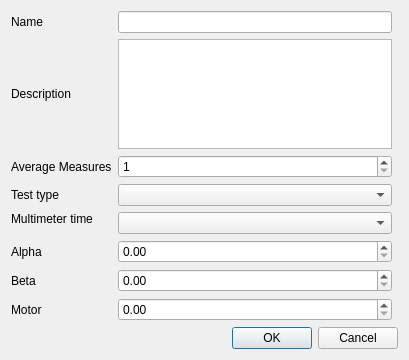
Qt form zeropreferences.ui (froque/AeroIST) before a commit.
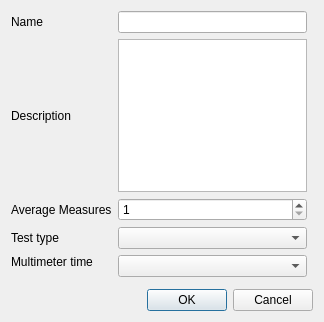
The same form after that commit.

Commit message: Zeromodel is now general. changes to zerodetails, zeropreferences, xml schema removed struct measure added zero methods to variable interfaces

Diff of the .ui file:
```diff
--- a/zeropreferences.ui
+++ b/zeropreferences.ui
@@ -6,8 +6,8 @@
    <rect>
     <x>0</x>
     <y>0</y>
-    <width>409</width>
-    <height>360</height>
+    <width>324</width>
+    <height>322</height>
    </rect>
   </property>
   <property name="maximumSize">
@@ -30,56 +30,65 @@
    <item row="0" column="1">
     <widget class="QLineEdit" name="edit_name"/>
    </item>
-   <item row="1" column="0">
-    <widget class="QLabel" name="label">
-     <property name="text">
-      <string>Description</string>
+   <item row="1" column="1">
+    <widget class="QPlainTextEdit" name="plainTextEdit">
+     <property name="maximumSize">
+      <size>
+       <width>400</width>
+       <height>300</height>
+      </size>
+     </property>
+     <property name="tabChangesFocus">
+      <bool>true</bool>
      </property>
     </widget>
    </item>
-   <item row="2" column="0">
+   <item row="3" column="0">
     <widget class="QLabel" name="labelAverage">
      <property name="text">
       <string>Average Measures</string>
      </property>
     </widget>
    </item>
-   <item row="2" column="1">
+   <item row="3" column="1">
     <widget class="QSpinBox" name="spinBoxAverage">
      <property name="minimum">
       <number>1</number>
      </property>
     </widget>
    </item>
-   <item row="3" column="0">
+   <item row="4" column="0">
     <widget class="QLabel" name="labelMatrix">
      <property name="text">
       <string>Test type</string>
      </property>
     </widget>
    </item>
-   <item row="3" column="1">
+   <item row="4" column="1">
     <widget class="QComboBox" name="combo_matrix">
      <property name="toolTip">
       <string>The type of test being made. Either in  midle section or bottom of the section</string>
      </property>
     </widget>
    </item>
-   <item row="4" column="0">
+   <item row="5" column="0">
     <widget class="QLabel" name="labelDVMTime">
      <property name="text">
       <string>Multimeter time</string>
      </property>
     </widget>
    </item>
-   <item row="4" column="1" rowspan="2">
+   <item row="5" column="1" rowspan="2">
     <widget class="QComboBox" name="combo_dvm_time">
      <property name="currentIndex">
       <number>-1</number>
      </property>
     </widget>
    </item>
-   <item row="9" column="0" rowspan="2" colspan="3">
+   <item row="7" column="0">
+    <widget class="QWidget" name="widget" native="true"/>
+   </item>
+   <item row="8" column="0" rowspan="2" colspan="3">
     <widget class="QDialogButtonBox" name="buttonBox">
      <property name="orientation">
       <enum>Qt::Horizontal</enum>
@@ -89,46 +98,10 @@
      </property>
     </widget>
    </item>
-   <item row="6" column="1">
-    <widget class="QDoubleSpinBox" name="doubleSpinBoxAlpha"/>
-   </item>
-   <item row="6" column="0">
-    <widget class="QLabel" name="labelAlpha">
+   <item row="1" column="0">
+    <widget class="QLabel" name="label">
      <property name="text">
-      <string>Alpha</string>
-     </property>
-    </widget>
-   </item>
-   <item row="7" column="0">
-    <widget class="QLabel" name="labelBeta">
-     <property name="text">
-      <string>Beta</string>
-     </property>
-    </widget>
-   </item>
-   <item row="8" column="0">
-    <widget class="QLabel" name="labelMotor">
-     <property name="text">
-      <string>Motor</string>
-     </property>
-    </widget>
-   </item>
-   <item row="7" column="1">
-    <widget class="QDoubleSpinBox" name="doubleSpinBoxBeta"/>
-   </item>
-   <item row="8" column="1">
-    <widget class="QDoubleSpinBox" name="doubleSpinBoxMotor"/>
-   </item>
-   <item row="1" column="1">
-    <widget class="QPlainTextEdit" name="plainTextEdit">
-     <property name="maximumSize">
-      <size>
-       <width>400</width>
-       <height>300</height>
-      </size>
-     </property>
-     <property name="tabChangesFocus">
-      <bool>true</bool>
+      <string>Description</string>
      </property>
     </widget>
    </item>
```
Left out of the diff: 3 changed lines with no effect on the pictures. The commit also changes 18 other files.
